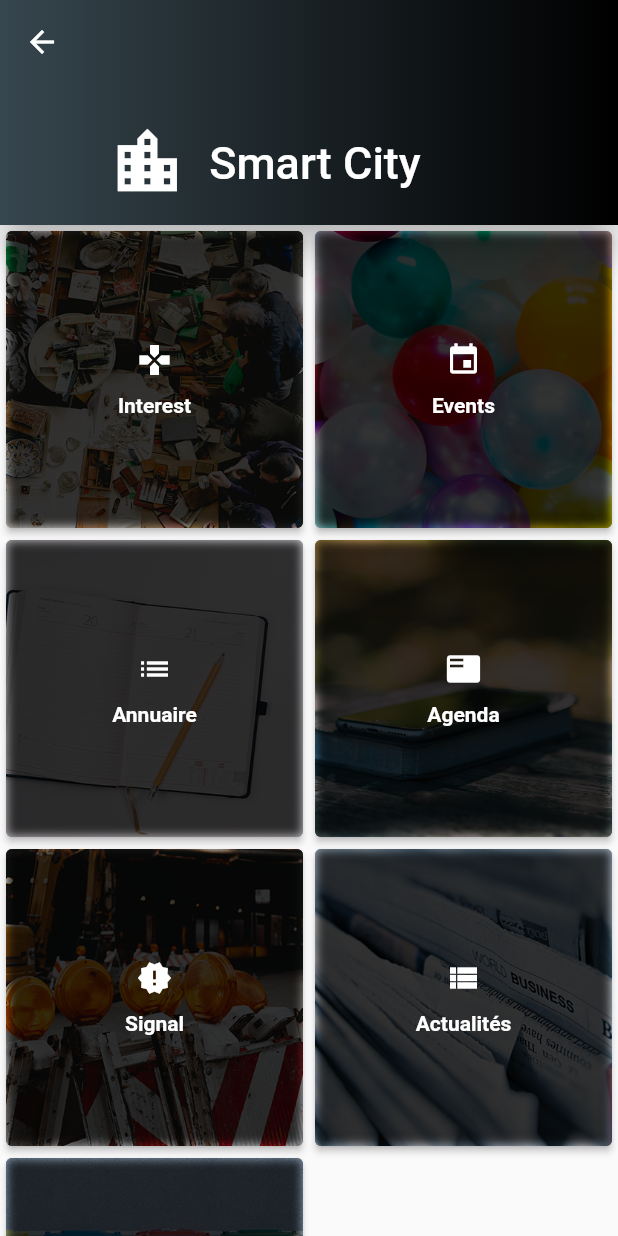
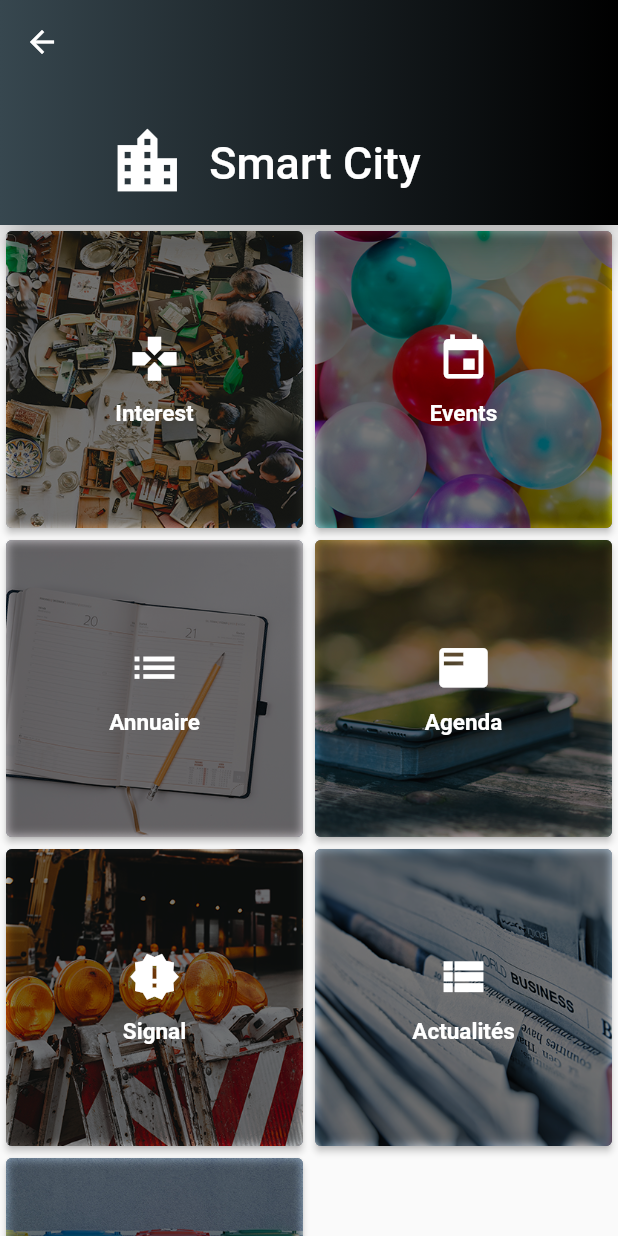
Before and after one commit to teamdown/smartcityapp, a Flutter app: the HomePage screen opened directly, on a phone screen of 412 x 824 dp. Run offline on Flutter 3.47's test engine with Material 2 defaults, Android fonts, the phone set to English and light mode, and no system bars; our stand-ins replace faker, font_awesome_flutter, google_maps_flutter.

Commit message:
Change icon & font size

```diff
--- a/lib/ui/page/home_page.dart
+++ b/lib/ui/page/home_page.dart
@@ -37,12 +37,14 @@ class HomePage extends StatelessWidget {
 
   //stack 2/3
   Widget menuColor() => new Container(
-        decoration: BoxDecoration(boxShadow: <BoxShadow>[
-          BoxShadow(
-            color: Colors.black.withOpacity(0.8),
-            blurRadius: 5.0,
-          ),
-        ]),
+        decoration: BoxDecoration(
+          boxShadow: <BoxShadow>[
+            BoxShadow(
+              color: Colors.black54,
+              blurRadius: 5.0,
+            ),
+          ],
+        ),
       );
 
   //stack 3/3
@@ -52,13 +54,18 @@ class HomePage extends StatelessWidget {
           Icon(
             menu.icon,
             color: Colors.white,
+            size: 35.0,
           ),
           SizedBox(
             height: 10.0,
           ),
           Text(
             menu.title,
-            style: TextStyle(color: Colors.white, fontWeight: FontWeight.bold),
+            style: TextStyle(
+              color: Colors.white,
+              fontWeight: FontWeight.bold,
+              fontSize: 15.0
+            ),
           )
         ],
       );
```
